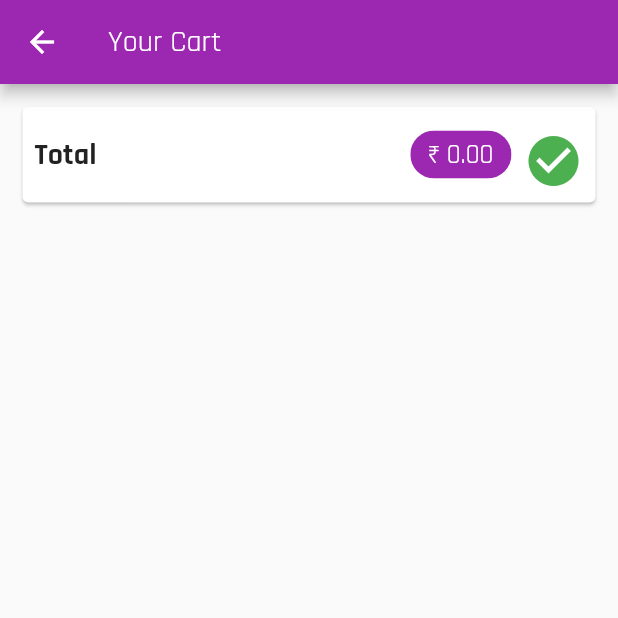
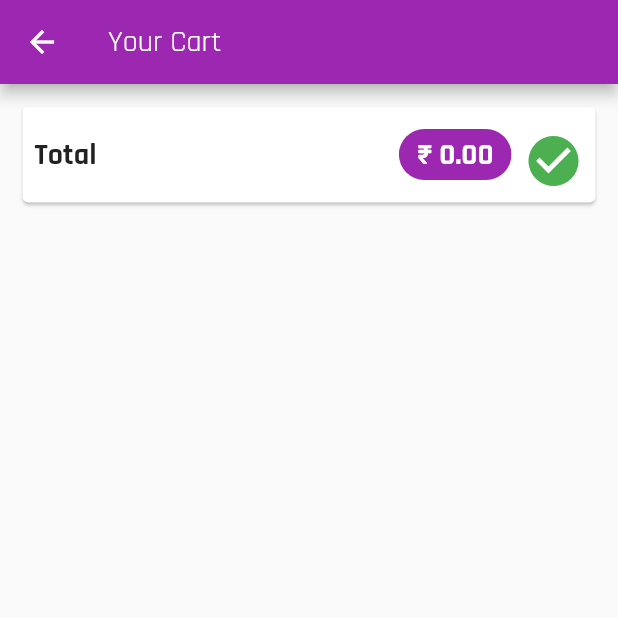
Before and after one commit to ankanSikdar/flutter-shop-app, a Flutter app: the CartScreen screen opened by its route, on a phone screen of 412 x 824 dp, the top half of it. Run offline on Flutter 3.47's test engine with Material 2 defaults, Android fonts, the phone set to English and light mode, and no system bars; network calls fail.

Commit message:
Added Cart Item Widget

```diff
--- a/lib/screens/cart_screen.dart
+++ b/lib/screens/cart_screen.dart
@@ -1,6 +1,7 @@
 import 'package:flutter/material.dart';
 import 'package:provider/provider.dart';
-import 'package:shop_app/providers/cart.dart';
+import 'package:shop_app/providers/cart.dart' show Cart;
+import 'package:shop_app/widgets/cart_item.dart';
 
 class CartScreen extends StatelessWidget {
   static const routeName = '/cart';
@@ -8,6 +9,7 @@ class CartScreen extends StatelessWidget {
   @override
   Widget build(BuildContext context) {
     final cart = Provider.of<Cart>(context);
+    final cartItems = cart.items.values.toList();
 
     return Scaffold(
       appBar: AppBar(
@@ -33,7 +35,10 @@ class CartScreen extends StatelessWidget {
                   Chip(
                     label: Text(
                       '₹ ${cart.totalPrice.toStringAsFixed(2)}',
-                      style: Theme.of(context).textTheme.headline6,
+                      style: Theme.of(context)
+                          .textTheme
+                          .headline6
+                          .copyWith(fontWeight: FontWeight.bold, fontSize: 20),
                     ),
                     backgroundColor: Theme.of(context).primaryColor,
                   ),
@@ -48,7 +53,19 @@ class CartScreen extends StatelessWidget {
                 ],
               ),
             ),
-          )
+          ),
+          Expanded(
+              child: ListView.builder(
+            itemCount: cart.itemCount,
+            itemBuilder: (context, index) {
+              return CartItem(
+                id: cartItems[index].id,
+                title: cartItems[index].title,
+                price: cartItems[index].price,
+                quantity: cartItems[index].quantity,
+              );
+            },
+          ))
         ],
       ),
     );
```
Also changed, not shown: lib/widgets/cart_item.dart (added, +45 -0 lines).
